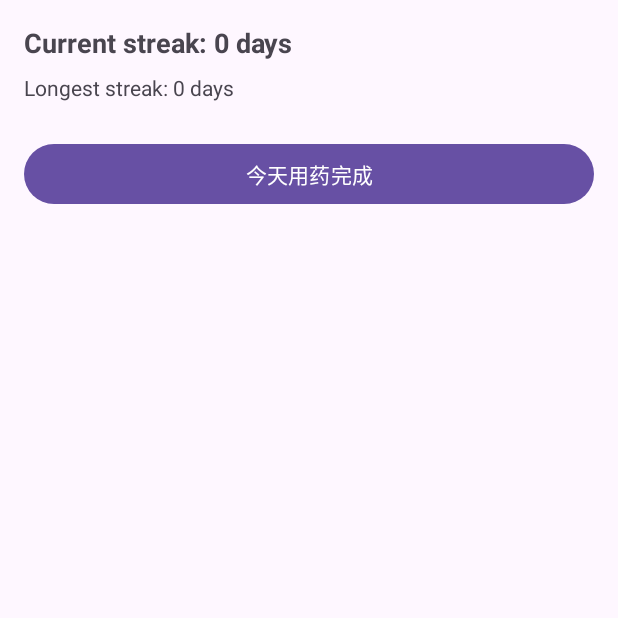
After one commit to kevin579/Smart-Air, an Android app: the fragment StreakFragment placed in its activity, on a phone screen of 412 x 824 dp, the top half of it. The commit adds this screen. Run offline under Robolectric (Android 15) with nearby library versions, the phone set to English and light mode, and no system bars; our stand-ins replace Firebase (no records; nobody signed in at launch, a user with empty details on screens opened directly).

Commit message:
Add child streak tracking screen and basic Firebase integration

```diff
--- /dev/null
+++ b/app/src/main/java/com/example/SmartAirGroup2/ChildDashboardDemo.java
@@ -0,0 +1,37 @@
+package com.example.SmartAirGroup2;
+
+import android.os.Bundle;
+import android.view.LayoutInflater;
+import android.view.View;
+import android.view.ViewGroup;
+
+import androidx.annotation.NonNull;
+import androidx.cardview.widget.CardView;
+import androidx.fragment.app.Fragment;
+
+public class ChildDashboardDemo extends Fragment {
+    // 空构造函数（可选，Java会自动生成）
+    public ChildDashboardDemo() {
+    }
+
+    @Override
+    public View onCreateView(@NonNull LayoutInflater inflater,
+                             ViewGroup container,
+                             Bundle savedInstanceState) {
+        View view = inflater.inflate(R.layout.child_dashboard_demo, container, false);
+        CardView cardStreak = view.findViewById(R.id.cardStreak);
+
+        if (cardStreak != null) {
+            cardStreak.setOnClickListener(v -> {
+                requireActivity()
+                        .getSupportFragmentManager()
+                        .beginTransaction()
+                        .replace(R.id.fragment_container, new StreakFragment())
+                        .addToBackStack(null)
+                        .commit();
+            });
+        }
+
+        return view;
+    }
+}
--- a/app/src/main/java/com/example/SmartAirGroup2/MainActivity.java
+++ b/app/src/main/java/com/example/SmartAirGroup2/MainActivity.java
@@ -26,11 +26,18 @@ public class MainActivity extends AppCompatActivity {
         super.onCreate(savedInstanceState);
         setContentView(R.layout.activity_main);
 
+//        if (savedInstanceState == null) {
+//            getSupportFragmentManager()
+//                    .beginTransaction()
+//                    .replace(R.id.fragment_container,
+//                            new com.example.SmartAirGroup2.auth.login.LoginFragment())
+//                    .commit();
+//        }
         if (savedInstanceState == null) {
             getSupportFragmentManager()
                     .beginTransaction()
                     .replace(R.id.fragment_container,
-                            new com.example.SmartAirGroup2.auth.login.LoginFragment())
+                            new ChildDashboardDemo())
                     .commit();
         }
 
--- /dev/null
+++ b/app/src/main/java/com/example/SmartAirGroup2/StreakFragment.java
@@ -0,0 +1,169 @@
+package com.example.SmartAirGroup2;
+
+import android.os.Bundle;
+import android.view.LayoutInflater;
+import android.view.View;
+import android.view.ViewGroup;
+import android.widget.Button;
+import android.widget.TextView;
+import android.widget.Toast;
+
+import androidx.annotation.NonNull;
+import androidx.fragment.app.Fragment;
+
+import com.google.firebase.database.DataSnapshot;
+import com.google.firebase.database.DatabaseError;
+import com.google.firebase.database.DatabaseReference;
+import com.google.firebase.database.FirebaseDatabase;
+import com.google.firebase.database.ValueEventListener;
+
+import java.util.HashMap;
+import java.util.Map;
+
+public class StreakFragment extends Fragment {
+
+    private TextView tvCurrentStreak, tvLongestStreak, tvTotalCompletions;
+    private Button btnCompleteMedication;
+
+    private String childName = "parry6677";
+
+    public StreakFragment() {
+    }
+
+    @Override
+    public View onCreateView(@NonNull LayoutInflater inflater,
+                             ViewGroup container,
+                             Bundle savedInstanceState) {
+        View view = inflater.inflate(R.layout.fragment_streak, container, false);
+
+        tvCurrentStreak = view.findViewById(R.id.tvCurrentStreak);
+        tvLongestStreak = view.findViewById(R.id.tvLongestStreak);
+        btnCompleteMedication = view.findViewById(R.id.btnCompleteMedication);
+
+        btnCompleteMedication.setOnClickListener(v -> onClickbutton());
+
+        getStreakData();
+
+        return view;
+    }
+
+    private void getStreakData(){
+        DatabaseReference ref = FirebaseDatabase.getInstance()
+                .getReference("children")
+                .child(childName)
+                .child("streaks");
+
+        ref.addListenerForSingleValueEvent(new ValueEventListener() {
+            @Override
+            public void onDataChange(@NonNull DataSnapshot snapshot) {
+                Long currentVal = snapshot.child("currentStreak").getValue(Long.class);
+                Long longestVal = snapshot.child("longestStreak").getValue(Long.class);
+
+                long currentStreak;
+                long longestStreak;
+                if (currentVal != null) {
+                    currentStreak = currentVal;
+                } else {
+                    currentStreak = 0L;
+                }
+
+                if (longestVal != null) {
+                    longestStreak = longestVal;
+                } else {
+                    longestStreak = 0L;
+                }
+
+                String lastCompletedDate = snapshot.child("lastCompletedDate").getValue(String.class);
+                if (lastCompletedDate == null) {
+                    lastCompletedDate = "";
+                }
+
+                updateStreakViews(currentStreak, longestStreak);
+            }
+            @Override
+            public void onCancelled(@NonNull DatabaseError error) {
+                Toast.makeText(getContext(), "Failed to get data", Toast.LENGTH_SHORT).show();
+            }
+
+        });
+    }
+    private void updateStreakViews(long current, long longest) {
+        tvCurrentStreak.setText("Current streak: " + current + " days");
+        tvLongestStreak.setText("Longest streak: " + longest + " days");
+    }
+
+    private void onClickbutton(){
+        DatabaseReference ref = FirebaseDatabase.getInstance()
+                .getReference("children")
+                .child(childName)
+                .child("streaks");
+
+        String time = getTimeString();
+
+        ref.addListenerForSingleValueEvent(new ValueEventListener() {
+            @Override
+            public void onDataChange(@NonNull DataSnapshot snapshot) {
+                Long currentVal = snapshot.child("currentStreak").getValue(Long.class);
+                Long longestVal = snapshot.child("longestStreak").getValue(Long.class);
+
+                long currentStreak;
+                long longestStreak;
+                if (currentVal != null) {
+                    currentStreak = currentVal;
+                } else {
+                    currentStreak = 0L;
+                }
+
+                if (longestVal != null) {
+                    longestStreak = longestVal;
+                } else {
+                    longestStreak = 0L;
+                }
+
+                String lastCompletedDate = snapshot.child("lastCompletedDate").getValue(String.class);
+                if(lastCompletedDate == null){
+                    lastCompletedDate = "";
+                }
+                // if recorded already today, return
+                if(time.equals(lastCompletedDate)){
+                    Toast.makeText(getContext(), "Already Recorded Today！", Toast.LENGTH_SHORT).show();
+                    return;
+                }
+                currentStreak += 1;
+                if (currentStreak > longestStreak) {
+                    longestStreak = currentStreak;
+                }
+
+                final long updatedCurrent = currentStreak;
+                final long updatedLongest = longestStreak;
+
+                Map<String, Object> updates = new HashMap<>();
+                updates.put("currentStreak", currentStreak);
+                updates.put("longestStreak", longestStreak);
+                updates.put("lastCompletedDate", time);
+
+                ref.updateChildren(updates)
+                        .addOnSuccessListener(aVoid -> {
+                            Toast.makeText(getContext(), "Recorded Success！", Toast.LENGTH_SHORT).show();
+                            updateStreakViews(updatedCurrent, updatedLongest);
+                        })
+                        .addOnFailureListener(e ->
+                                Toast.makeText(getContext(), "Recorded Failed：" + e.getMessage(), Toast.LENGTH_SHORT).show());
+
+            }
+
+            @Override
+            public void onCancelled(@NonNull DatabaseError error) {
+
+            }
+        });
+
+    }
+    private String getTimeString() {
+        java.util.Calendar calendar = java.util.Calendar.getInstance();
+        java.util.Date date = calendar.getTime();
+        java.text.SimpleDateFormat sdf =
+                new java.text.SimpleDateFormat("yyyy-MM-dd", java.util.Locale.getDefault());
+        return sdf.format(date);
+    }
+}
--- /dev/null
+++ b/app/src/main/res/layout/fragment_streak.xml
@@ -0,0 +1,38 @@
+<?xml version="1.0" encoding="utf-8"?>
+<androidx.constraintlayout.widget.ConstraintLayout
+    xmlns:android="http://schemas.android.com/apk/res/android"
+    xmlns:app="http://schemas.android.com/apk/res-auto"
+    android:layout_width="match_parent"
+    android:layout_height="match_parent"
+    android:padding="16dp">
+
+    <TextView
+        android:id="@+id/tvCurrentStreak"
+        android:layout_width="wrap_content"
+        android:layout_height="wrap_content"
+        android:text="Current streak: 0 days"
+        android:textSize="18sp"
+        android:textStyle="bold"
+        app:layout_constraintTop_toTopOf="parent"
+        app:layout_constraintStart_toStartOf="parent"/>
+
+    <TextView
+        android:id="@+id/tvLongestStreak"
+        android:layout_width="wrap_content"
+        android:layout_height="wrap_content"
+        android:text="Longest streak: 0 days"
+        android:layout_marginTop="8dp"
+        app:layout_constraintTop_toBottomOf="@id/tvCurrentStreak"
+        app:layout_constraintStart_toStartOf="parent"/>
+
+    <Button
+        android:id="@+id/btnCompleteMedication"
+        android:layout_width="0dp"
+        android:layout_height="wrap_content"
+        android:text="今天用药完成"
+        android:layout_marginTop="24dp"
+        app:layout_constraintTop_toBottomOf="@id/tvLongestStreak"
+        app:layout_constraintStart_toStartOf="parent"
+        app:layout_constraintEnd_toEndOf="parent"/>
+
+</androidx.constraintlayout.widget.ConstraintLayout>
```
Also changed, not shown: app/src/main/res/layout/child_dashboard_demo.xml (added, +45 -0 lines).
